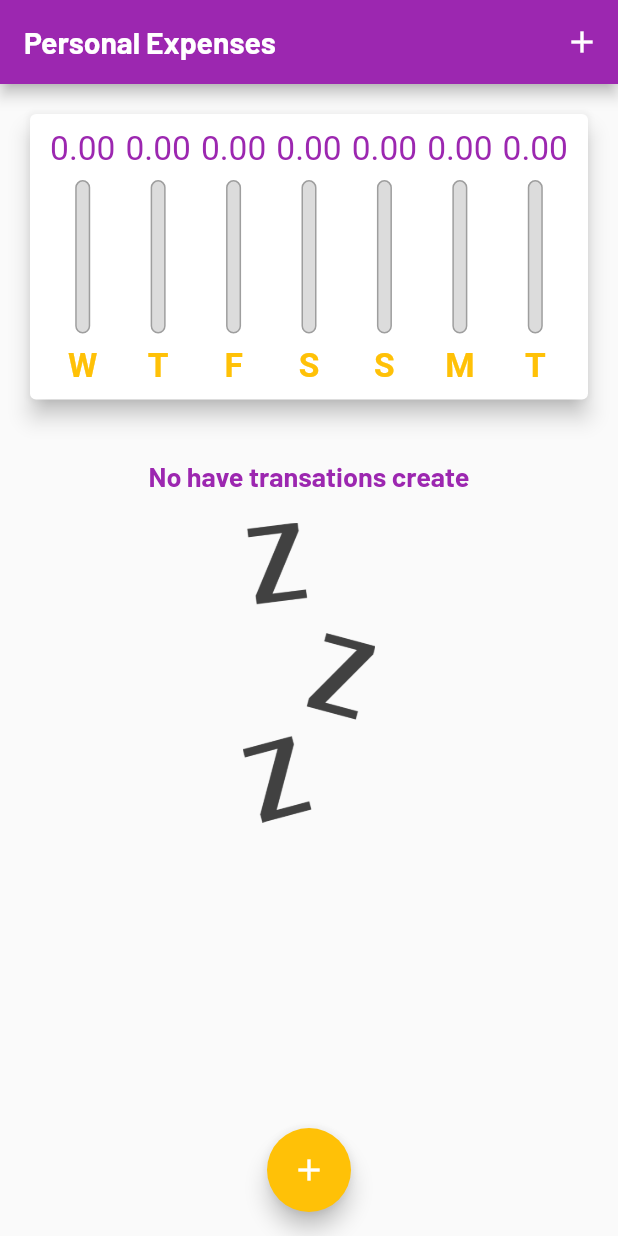
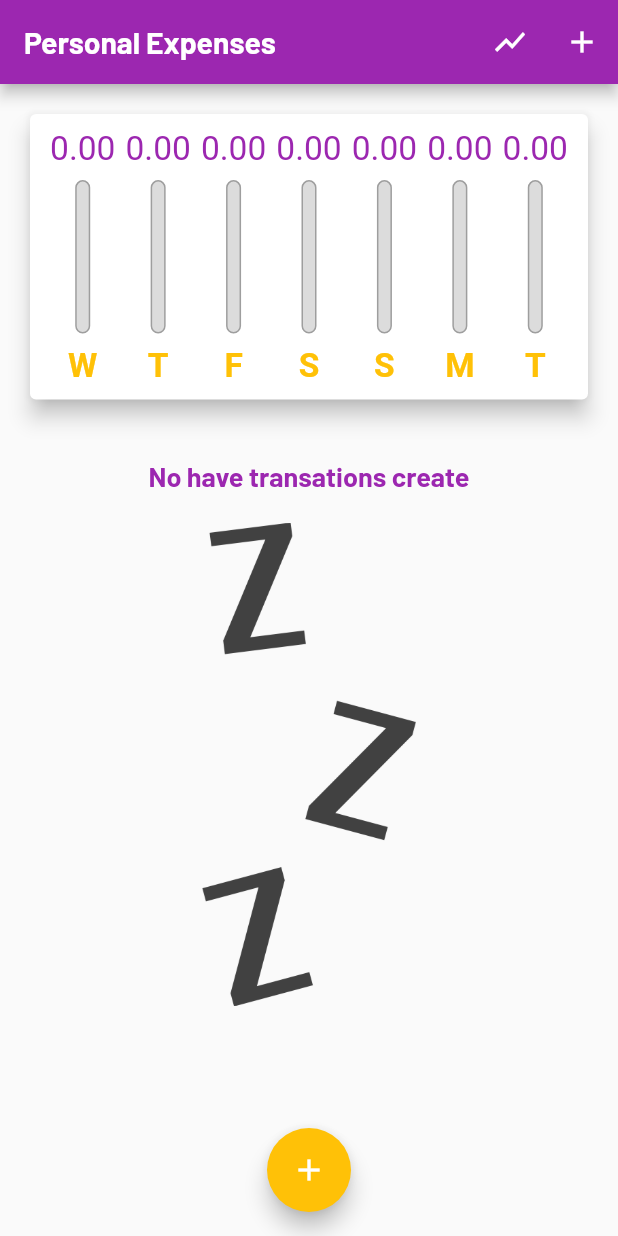
Before and after one commit to cadumeneses/personal_expenses, a Flutter app: the screen it shows after launch, on a phone screen of 412 x 824 dp. Run offline on Flutter 3.47's test engine with Material 2 defaults, Android fonts, the phone set to English and light mode, and no system bars.

Commit message:
style: Landscape chart and list

```diff
--- a/lib/components/transaction_list.dart
+++ b/lib/components/transaction_list.dart
@@ -13,7 +13,9 @@ class TransactionList extends StatelessWidget {
   Widget build(BuildContext context) {
     return SizedBox(
       child: transactions.isEmpty
-          ? Column(
+          ? LayoutBuilder(
+              builder: (context, constraints) {
+                return Column(
                   children: [
                     const SizedBox(height: 20),
                     Text(
@@ -22,13 +24,15 @@ class TransactionList extends StatelessWidget {
                     ),
                     const SizedBox(height: 20),
                     SizedBox(
-                  height: 200,
+                      height: constraints.maxHeight * 0.6,
                       child: Image.asset(
                         'assets/imgs/waiting.png',
                         fit: BoxFit.cover,
                       ),
                     )
                   ],
+                );
+              },
             )
           : ListView.builder(
               itemCount: transactions.length,
--- a/lib/main.dart
+++ b/lib/main.dart
@@ -51,6 +51,7 @@ class MyHomePage extends StatefulWidget {
 
 class _MyHomePageState extends State<MyHomePage> {
   final List<Transaction> _transactions = [];
+  bool _showGrafic = false;
 
   List<Transaction> get _recentTransactions {
     return _transactions.where((tr) {
@@ -89,6 +90,9 @@ class _MyHomePageState extends State<MyHomePage> {
 
   @override
   Widget build(BuildContext context) {
+    bool isLandscape =
+        MediaQuery.of(context).orientation == Orientation.landscape;
+
     final appBar = AppBar(
       title: Text(
         'Personal Expenses',
@@ -98,9 +102,17 @@ class _MyHomePageState extends State<MyHomePage> {
       ),
       actions: [
         IconButton(
+          onPressed: () {
+            setState(() {
+              _showGrafic = !_showGrafic;
+            });
+          },
+          icon: Icon(_showGrafic ? Icons.list : Icons.show_chart),
+        ),
+        IconButton(
           onPressed: () => _openTransactionFormModal(context),
           icon: const Icon(Icons.add),
-        )
+        ),
       ],
     );
     final availableHeight = MediaQuery.of(context).size.height -
@@ -113,10 +125,12 @@ class _MyHomePageState extends State<MyHomePage> {
         child: Column(
           crossAxisAlignment: CrossAxisAlignment.stretch,
           children: [
+            if (_showGrafic || !isLandscape)
               SizedBox(
-              height: availableHeight * 0.3,
+                height: availableHeight * (isLandscape ? 0.7 : 0.3),
                 child: Chart(_recentTransactions),
               ),
+            if (!_showGrafic || !isLandscape)
               SizedBox(
                 height: availableHeight * 0.7,
                 child: TransactionList(_transactions, _deleteTransaction),
```
Lines whose indentation alone changed are shown as unchanged.
